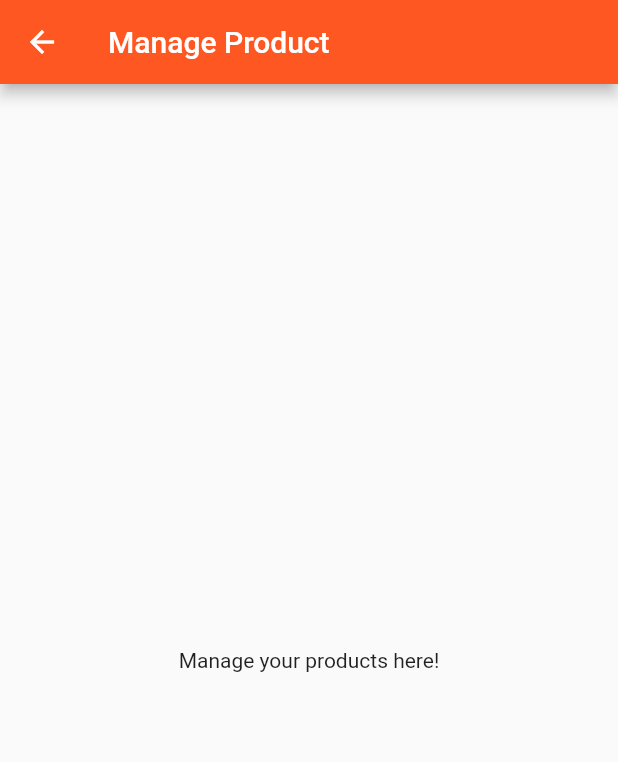
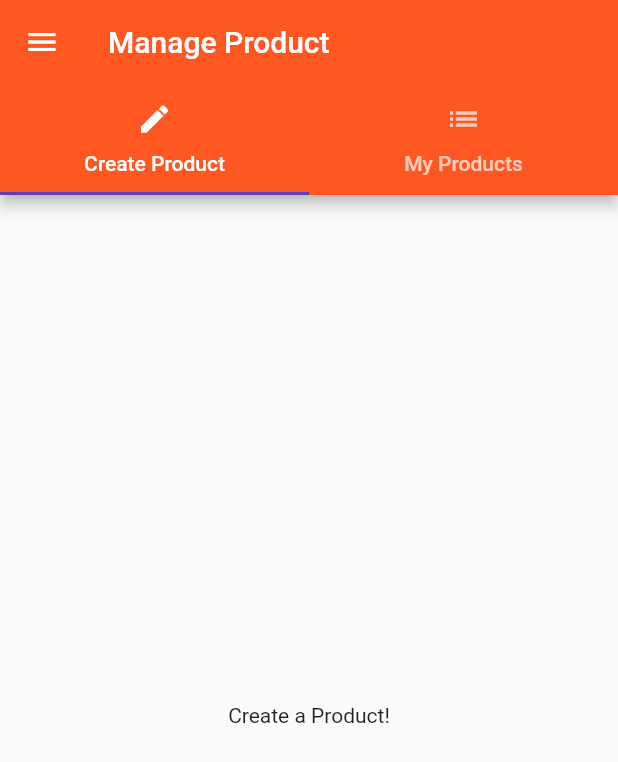
Before and after one commit to myidispg/flutter-projects, a Flutter app: the ManageProductPage screen opened directly, on a phone screen of 412 x 824 dp. Shown: the top 762 px of the screen. Run offline on Flutter 3.47's test engine with Material 2 defaults, Android fonts, the phone set to English and light mode, and no system bars.

Commit message:
Added tabs.

```diff
--- /dev/null
+++ b/easy_list/lib/pages/product_create.dart
@@ -0,0 +1,10 @@
+import 'package:flutter/material.dart';
+
+class ProductCreatePage extends StatelessWidget {
+  @override
+  Widget build(BuildContext context) {
+    return Center(
+      child: Text('Create a Product!'),
+    );
+  }
+}
--- /dev/null
+++ b/easy_list/lib/pages/product_list.dart
@@ -0,0 +1,10 @@
+import 'package:flutter/material.dart';
+
+class ProductListPage extends StatelessWidget {
+  @override
+  Widget build(BuildContext context) {
+    return Center(
+      child: Text('All Products!'),
+    );
+  }
+}
--- a/easy_list/lib/pages/products_admin.dart
+++ b/easy_list/lib/pages/products_admin.dart
@@ -1,16 +1,53 @@
 import 'package:flutter/material.dart';
 
-class ManageProductPage extends StatelessWidget{
+import 'products_home.dart';
+import 'product_create.dart';
+import 'product_list.dart';
 
+class ManageProductPage extends StatelessWidget {
   @override
   Widget build(BuildContext context) {
-    return Scaffold(
-      appBar: AppBar(
-        title: Text("Manage Product"),
-      ),
-      body: Center(
-        child: Text('Manage your products here!'),
-      )
-    );
+    return DefaultTabController(
+        length: 2,
+        child: Scaffold(
+            drawer: Drawer(
+              child: Column(
+                children: <Widget>[
+                  AppBar(
+                    automaticallyImplyLeading: false,
+                    title: Text('Choose'),
+                  ),
+                  ListTile(
+                    title: Text('All Products'),
+                    onTap: () {
+                      Navigator.pushReplacement(
+                          context,
+                          MaterialPageRoute(
+                              builder: (BuildContext context) =>
+                                  ProductsPage()));
+                    },
+                  )
+                ],
+              ),
+            ),
+            appBar: AppBar(
+              title: Text("Manage Product"),
+              bottom: TabBar(tabs: <Widget>[
+                Tab(
+                  icon: Icon(Icons.create),
+                  text: 'Create Product',
+                ),
+                Tab(
+                  icon: Icon(Icons.list),
+                  text: 'My Products',
+                )
+              ]),
+            ),
+            body: TabBarView(children: <Widget>[
+              // TabBarView is the view for each tab. The amount of pages must be equal to number of tabs.
+              // We already have a scaffold as a super widget of this page. No need in sub pages.
+              ProductCreatePage(),
+              ProductListPage(),
+            ])));
   }
 }
```
